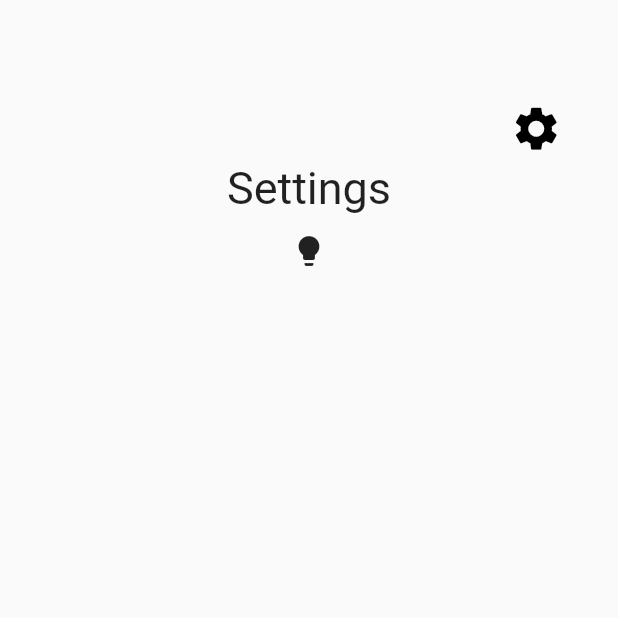
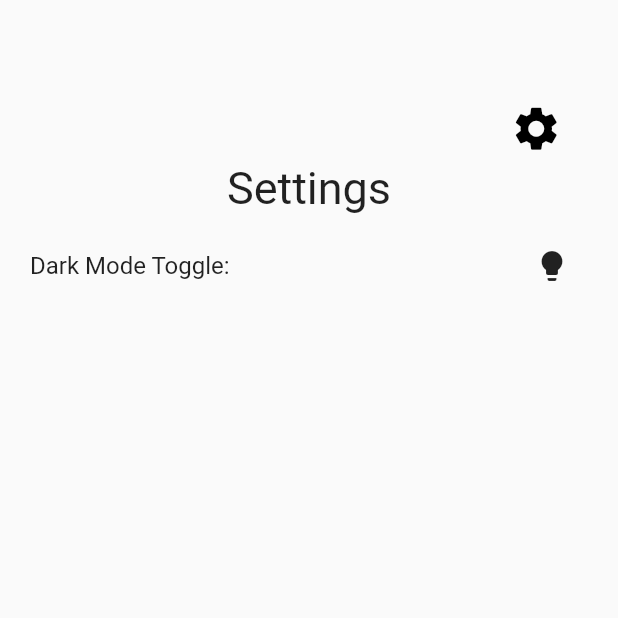
Before and after one commit to vpurohith/Today-Flutter, a Flutter app: the SettingsScreen screen opened directly, on a phone screen of 412 x 824 dp, the top half of it. Run offline on Flutter 3.47's test engine with Material 2 defaults, Android fonts, the phone set to English and light mode, and no system bars; our stand-ins replace adaptive_theme, flutter_colorpicker, hive, hive_flutter; accounts and stored records are empty.

Commit message:
final 1.0 commit

```diff
--- a/lib/listview.dart
+++ b/lib/listview.dart
@@ -127,7 +127,7 @@ class EventListView extends StatelessWidget {
                       );
                     },
                     child: Card(
-                      elevation: 3.0,
+                      elevation: 5,
                       child: Container(
                         height: 50,
                         color: Color(res!.realColor!),
--- a/lib/main.dart
+++ b/lib/main.dart
@@ -106,7 +106,9 @@ class _MyAppState extends State<MyApp> {
                         child: Column(
                       mainAxisSize: MainAxisSize.min,
                       children: [
-                        TextField(
+                        Container(
+                          margin: const EdgeInsets.only(top: 20),
+                          child: TextField(
                             controller: nameController,
                             style: TextStyle(
                                 color: globals.darkMode
@@ -119,6 +121,7 @@ class _MyAppState extends State<MyApp> {
                                   color: globals.darkMode
                                       ? Colors.black
                                       : Colors.white),
+                            ),
                           ),
                         ),
                         Align(
--- a/lib/settingsscreen.dart
+++ b/lib/settingsscreen.dart
@@ -25,14 +25,31 @@ class SettingsScreen extends StatelessWidget {
               ),
             ),
             const Text('Settings', style: TextStyle(fontSize: 30)),
-            IconButton(
+            Row(
+                mainAxisAlignment: MainAxisAlignment.spaceBetween,
+                children: <Widget>[
+                  Align(
+                    alignment: Alignment.centerRight,
+                    child: Container(
+                      margin: const EdgeInsets.only(top: 10.0, left: 20.0),
+                      child: const Text('Dark Mode Toggle: ',
+                          style: TextStyle(fontSize: 16)),
+                    ),
+                  ),
+                  Align(
+                    alignment: Alignment.centerRight,
+                    child: Container(
+                        margin: const EdgeInsets.only(top: 10.0, right: 20.0),
+                        child: IconButton(
                             icon: const Icon(Icons.lightbulb),
                             onPressed: () async {
                               globals.darkMode = !globals.darkMode;
                               !globals.darkMode
                                   ? AdaptiveTheme.of(context).setDark()
                                   : AdaptiveTheme.of(context).setLight();
-                }),
+                            })),
+                  ),
+                ]),
           ]),
         ),
       ),
--- a/pubspec.yaml
+++ b/pubspec.yaml
@@ -45,6 +45,7 @@ dependencies:
   theme_provider: ^0.5.0
   flutter_colorpicker: ^0.6.1
   adaptive_theme: ^2.3.0
+  flutter_launcher_icons: "^0.9.2"
 
 
 dev_dependencies:
@@ -59,6 +60,11 @@ dev_dependencies:
   # package. See that file for information about deactivating specific lint
   # rules and activating additional ones.
   flutter_lints: ^1.0.0
+flutter_icons:
+  android: "launcher_icon"
+  ios: true
+  image_path: "assets/icon/icon.png"
+
 
 # For information on the generic Dart part of this file, see the
 # following page: https://dart.dev/tools/pub/pubspec
```
Also changed, not shown: assets/icon/icon.png (added), pubspec.lock, 22 other files. Lines whose indentation alone changed are shown as unchanged.
